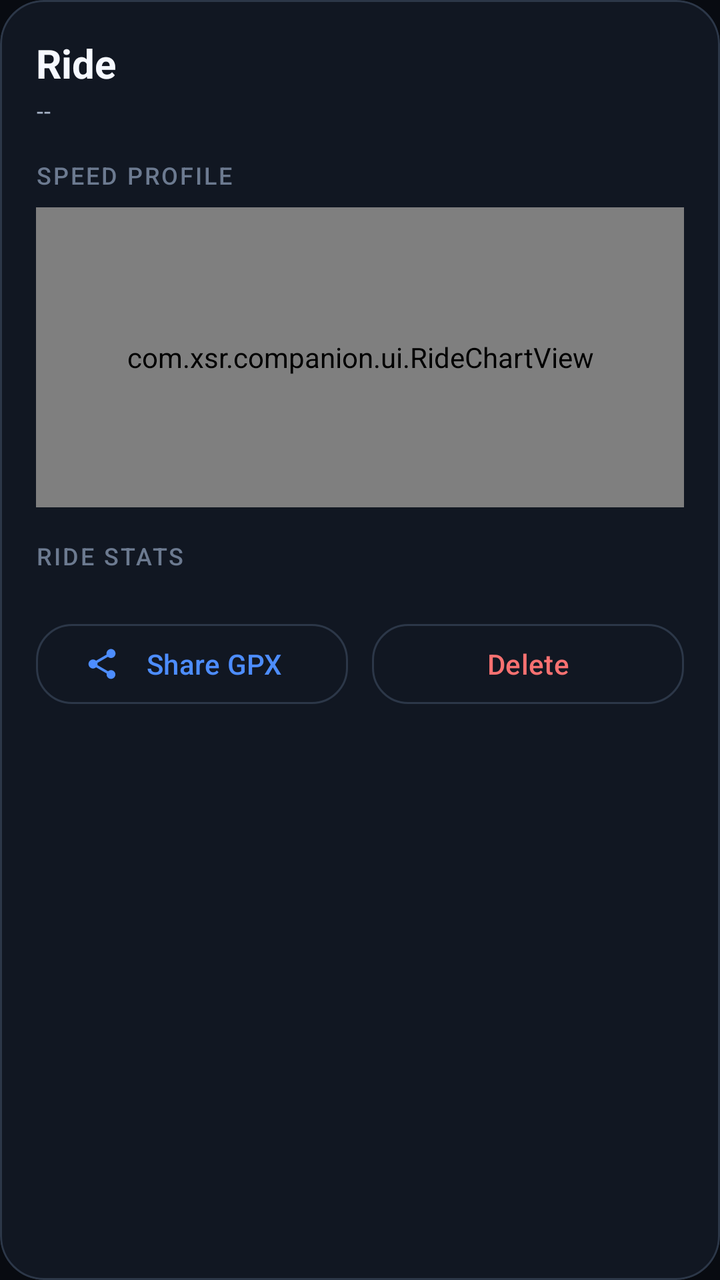
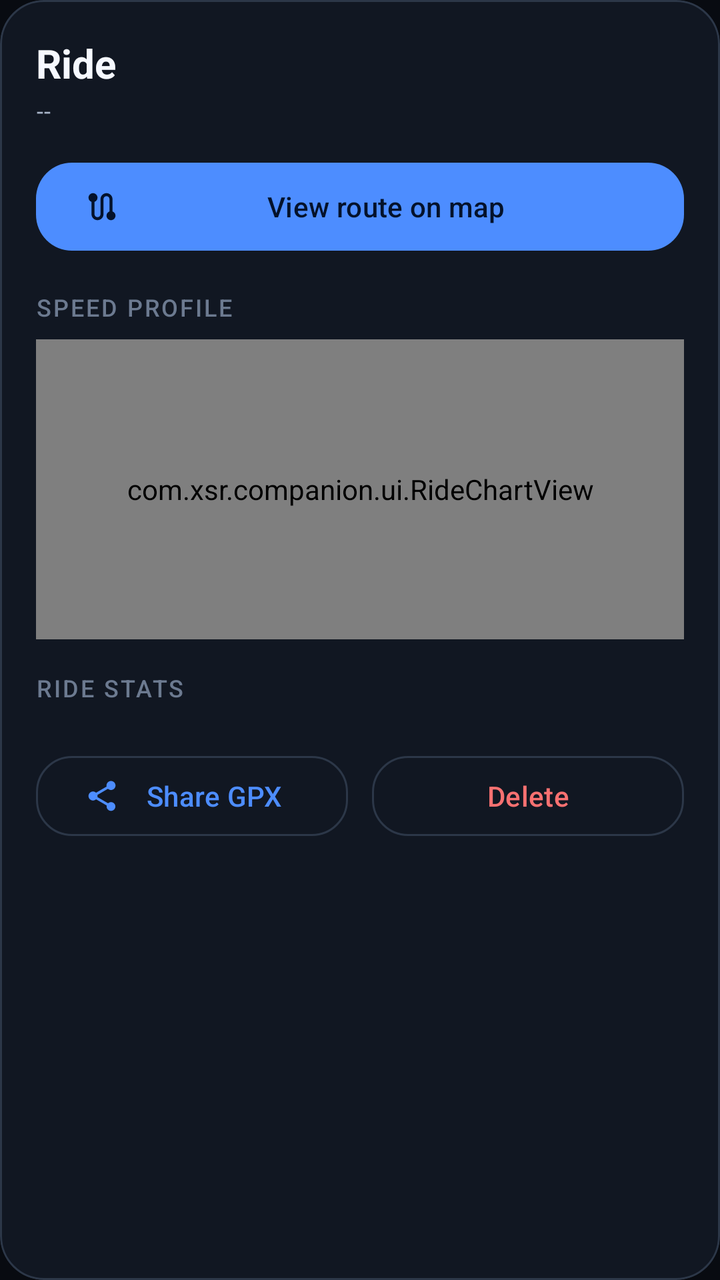

Before-and-after screenshots of an Android layout around one commit, followed by the original layout XML and the change that was made.
<!-- AndroidManifest.xml: application theme Theme.XsrCompanion -->
<!-- res/layout/dialog_ride_detail.xml -->
<?xml version="1.0" encoding="utf-8"?>
<com.google.android.material.card.MaterialCardView
    xmlns:android="http://schemas.android.com/apk/res/android"
    xmlns:app="http://schemas.android.com/apk/res-auto"
    style="@style/Widget.Xsr.Card"
    android:layout_width="match_parent"
    android:layout_height="wrap_content">

    <ScrollView
        android:layout_width="match_parent"
        android:layout_height="wrap_content"
        android:fillViewport="true"
        android:scrollbars="none">

        <LinearLayout
            android:layout_width="match_parent"
            android:layout_height="wrap_content"
            android:orientation="vertical"
            android:padding="@dimen/card_pad">

            <TextView
                android:id="@+id/tvDetailDate"
                android:layout_width="match_parent"
                android:layout_height="wrap_content"
                android:text="Ride"
                android:textColor="@color/text_primary"
                android:textSize="20sp"
                android:textStyle="bold" />

            <TextView
                android:id="@+id/tvDetailSubtitle"
                android:layout_width="match_parent"
                android:layout_height="wrap_content"
                android:layout_marginTop="2dp"
                android:text="--"
                android:textAppearance="@style/TextAppearance.Xsr.Caption" />

            <TextView
                android:layout_width="match_parent"
                android:layout_height="wrap_content"
                android:layout_marginTop="16dp"
                android:text="SPEED PROFILE"
                android:textAppearance="@style/TextAppearance.Xsr.Label" />

            <com.xsr.companion.ui.RideChartView
                android:id="@+id/chartSpeed"
                android:layout_width="match_parent"
                android:layout_height="150dp"
                android:layout_marginTop="8dp" />

            <TextView
                android:layout_width="match_parent"
                android:layout_height="wrap_content"
                android:layout_marginTop="16dp"
                android:text="RIDE STATS"
                android:textAppearance="@style/TextAppearance.Xsr.Label" />

            <LinearLayout
                android:id="@+id/statsContainer"
                android:layout_width="match_parent"
                android:layout_height="wrap_content"
                android:layout_marginTop="4dp"
                android:orientation="vertical" />

            <LinearLayout
                android:layout_width="match_parent"
                android:layout_height="wrap_content"
                android:layout_marginTop="18dp"
                android:orientation="horizontal">

                <com.google.android.material.button.MaterialButton
                    android:id="@+id/btnShareRide"
                    style="@style/Widget.Xsr.Button.Outlined"
                    android:layout_width="0dp"
                    android:layout_height="wrap_content"
                    android:layout_marginEnd="6dp"
                    android:layout_weight="1"
                    android:text="Share GPX"
                    app:icon="@drawable/ic_share"
                    app:iconSize="18dp" />

                <com.google.android.material.button.MaterialButton
                    android:id="@+id/btnDeleteRide"
                    style="@style/Widget.Xsr.Button.Outlined"
                    android:layout_width="0dp"
                    android:layout_height="wrap_content"
                    android:layout_marginStart="6dp"
                    android:layout_weight="1"
                    android:text="@string/action_delete"
                    android:textColor="@color/accent_red"
                    app:iconTint="@color/accent_red" />
            </LinearLayout>
        </LinearLayout>
    </ScrollView>
</com.google.android.material.card.MaterialCardView>
<!-- resources referenced by this layout -->
<resources>
  <color name="accent_red">#F87171</color>
  <color name="text_primary">#F5F8FF</color>
  <dimen name="card_pad">18dp</dimen>
  <!-- drawable ic_share (drawable) -->
  <vector xmlns:android="http://schemas.android.com/apk/res/android"
      android:width="24dp" android:height="24dp"
      android:viewportWidth="24" android:viewportHeight="24">
      <path android:fillColor="@color/text_secondary"
          android:pathData="M18,16.08c-0.76,0 -1.44,0.3 -1.96,0.77L8.91,12.7c0.05,-0.23 0.09,-0.46 0.09,-0.7s-0.04,-0.47 -0.09,-0.7l7.05,-4.11c0.54,0.5 1.25,0.81 2.04,0.81 1.66,0 3,-1.34 3,-3s-1.34,-3 -3,-3 -3,1.34 -3,3c0,0.24 0.04,0.47 0.09,0.7L8.04,9.81C7.5,9.31 6.79,9 6,9c-1.66,0 -3,1.34 -3,3s1.34,3 3,3c0.79,0 1.5,-0.31 2.04,-0.81l7.12,4.16c-0.05,0.21 -0.08,0.43 -0.08,0.65 0,1.61 1.31,2.92 2.92,2.92s2.92,-1.31 2.92,-2.92 -1.31,-2.92 -2.92,-2.92z" />
  </vector>
  <string name="action_delete">Delete</string>
  <style name="TextAppearance.Xsr.Caption" parent="TextAppearance.Material3.BodySmall">
          <item name="android:textColor">@color/text_secondary</item>
      </style>
  <style name="TextAppearance.Xsr.Label" parent="TextAppearance.Material3.LabelMedium">
          <item name="android:textColor">@color/text_muted</item>
          <item name="android:letterSpacing">0.08</item>
          <item name="android:textAllCaps">true</item>
      </style>
  <style name="Widget.Xsr.Button.Outlined" parent="Widget.Material3.Button.OutlinedButton">
          <item name="cornerRadius">18dp</item>
          <item name="android:minHeight">48dp</item>
          <item name="android:textAllCaps">false</item>
      </style>
  <style name="Widget.Xsr.Card" parent="Widget.Material3.CardView.Filled">
          <item name="cardBackgroundColor">@color/surface</item>
          <item name="cardCornerRadius">22dp</item>
          <item name="cardElevation">0dp</item>
          <item name="strokeColor">@color/outline_color</item>
          <item name="strokeWidth">1dp</item>
          <item name="contentPadding">0dp</item>
      </style>
  <color name="text_secondary">#A7B3C7</color>
  <color name="text_muted">#6C7A90</color>
  <color name="surface">#111722</color>
  <color name="outline_color">#2C3748</color>
  <color name="primary">#4D8DFF</color>
  <color name="on_primary">#04122B</color>
  <color name="primary_dim">#1D3A6E</color>
  <color name="secondary">#22D3EE</color>
  <color name="on_secondary">#001F24</color>
  <color name="tertiary">#A78BFA</color>
  <color name="bg_dark">#080B11</color>
  <color name="surface_variant">#1A2231</color>
  <style name="Widget.Xsr.Button" parent="Widget.Material3.Button">
          <item name="cornerRadius">18dp</item>
          <item name="android:minHeight">52dp</item>
          <item name="android:textAllCaps">false</item>
      </style>
  <!-- unchanged entries left out for length: 1 -->
</resources>

<!-- the commit's change to res/layout/dialog_ride_detail.xml (unified diff, before → after) -->
@@ -34,6 +34,16 @@
                 android:layout_marginTop="2dp"
                 android:text="--"
                 android:textAppearance="@style/TextAppearance.Xsr.Caption" />
+
+            <com.google.android.material.button.MaterialButton
+                android:id="@+id/btnViewRoute"
+                style="@style/Widget.Xsr.Button"
+                android:layout_width="match_parent"
+                android:layout_height="wrap_content"
+                android:layout_marginTop="14dp"
+                android:text="@string/action_view_route"
+                app:icon="@drawable/ic_route"
+                app:iconSize="18dp" />
 
             <TextView
                 android:layout_width="match_parent"
<!-- resource entries referenced after the edit -->
@@ -3,6 +3,13 @@
   <color name="accent_red">#F87171</color>
   <color name="text_primary">#F5F8FF</color>
   <dimen name="card_pad">18dp</dimen>
+  <!-- drawable ic_route (drawable) -->
+  <vector xmlns:android="http://schemas.android.com/apk/res/android"
+      android:width="24dp" android:height="24dp"
+      android:viewportWidth="24" android:viewportHeight="24">
+      <path android:fillColor="@color/text_secondary"
+          android:pathData="M19,15.18V7c0,-2.21 -1.79,-4 -4,-4s-4,1.79 -4,4v10c0,1.1 -0.9,2 -2,2s-2,-0.9 -2,-2V8.82C8.16,8.4 9,7.3 9,6c0,-1.66 -1.34,-3 -3,-3S3,4.34 3,6c0,1.3 0.84,2.4 2,2.82V17c0,2.21 1.79,4 4,4s4,-1.79 4,-4V7c0,-1.1 0.9,-2 2,-2s2,0.9 2,2v8.18c-1.16,0.42 -2,1.52 -2,2.82 0,1.66 1.34,3 3,3s3,-1.34 3,-3c0,-1.3 -0.84,-2.4 -2,-2.82z" />
+  </vector>
   <!-- drawable ic_share (drawable) -->
   <vector xmlns:android="http://schemas.android.com/apk/res/android"
       android:width="24dp" android:height="24dp"
@@ -11,6 +18,7 @@
           android:pathData="M18,16.08c-0.76,0 -1.44,0.3 -1.96,0.77L8.91,12.7c0.05,-0.23 0.09,-0.46 0.09,-0.7s-0.04,-0.47 -0.09,-0.7l7.05,-4.11c0.54,0.5 1.25,0.81 2.04,0.81 1.66,0 3,-1.34 3,-3s-1.34,-3 -3,-3 -3,1.34 -3,3c0,0.24 0.04,0.47 0.09,0.7L8.04,9.81C7.5,9.31 6.79,9 6,9c-1.66,0 -3,1.34 -3,3s1.34,3 3,3c0.79,0 1.5,-0.31 2.04,-0.81l7.12,4.16c-0.05,0.21 -0.08,0.43 -0.08,0.65 0,1.61 1.31,2.92 2.92,2.92s2.92,-1.31 2.92,-2.92 -1.31,-2.92 -2.92,-2.92z" />
   </vector>
   <string name="action_delete">Delete</string>
+  <string name="action_view_route">View route on map</string>
   <style name="TextAppearance.Xsr.Caption" parent="TextAppearance.Material3.BodySmall">
           <item name="android:textColor">@color/text_secondary</item>
       </style>
